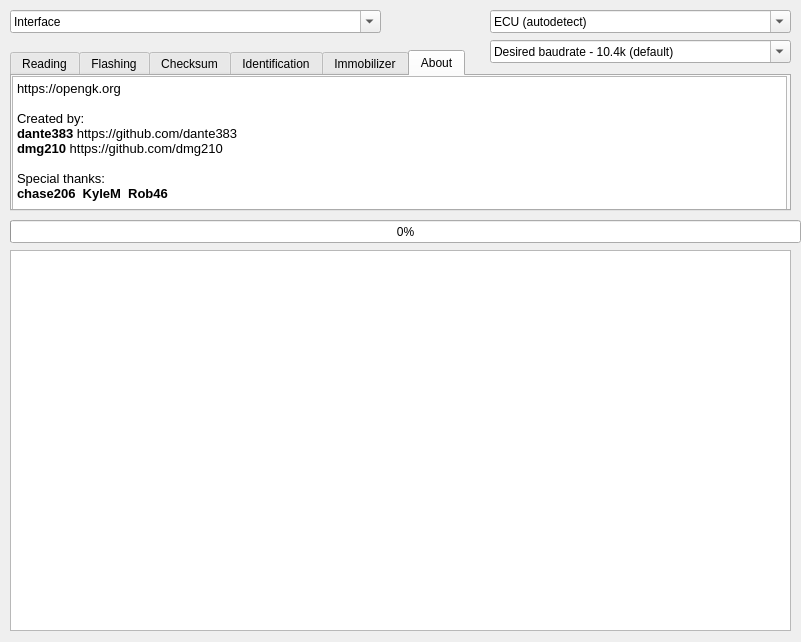
Dante383/GKFlasher, file flasher/gkflasher.ui: the form before one commit.
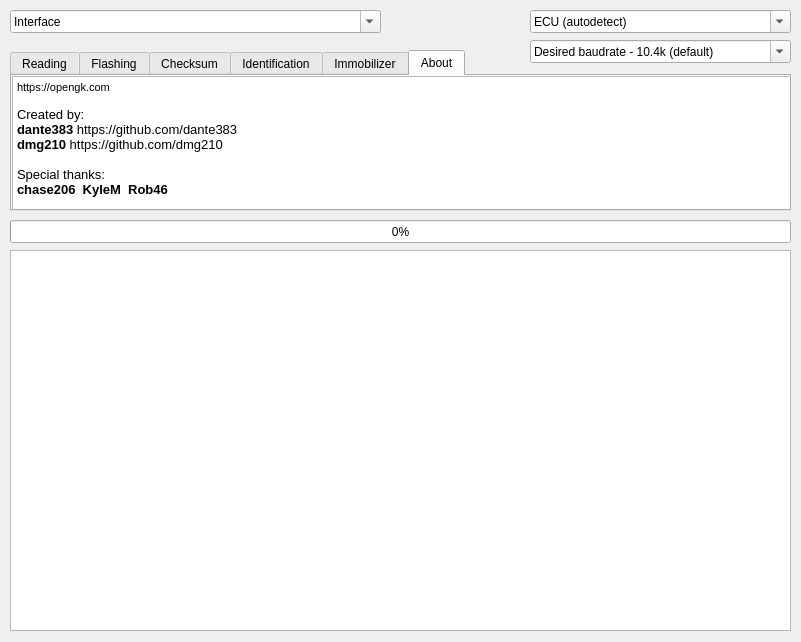
The form after the commit. The open tabs and pages were chosen to show the change. Icons and pictures are not drawn.

Commit message: add dark theme support

```diff
--- a/flasher/gkflasher.ui
+++ b/flasher/gkflasher.ui
@@ -374,17 +374,23 @@
       <rect>
        <x>0</x>
        <y>0</y>
-       <width>775</width>
+       <width>781</width>
        <height>138</height>
       </rect>
      </property>
+     <property name="verticalScrollBarPolicy">
+      <enum>Qt::ScrollBarAlwaysOff</enum>
+     </property>
+     <property name="horizontalScrollBarPolicy">
+      <enum>Qt::ScrollBarAlwaysOff</enum>
+     </property>
      <property name="html">
       <string>&lt;!DOCTYPE HTML PUBLIC &quot;-//W3C//DTD HTML 4.0//EN&quot; &quot;http://www.w3.org/TR/REC-html40/strict.dtd&quot;&gt;
 &lt;html&gt;&lt;head&gt;&lt;meta name=&quot;qrichtext&quot; content=&quot;1&quot; /&gt;&lt;style type=&quot;text/css&quot;&gt;
 p, li { white-space: pre-wrap; }
 &lt;/style&gt;&lt;/head&gt;&lt;body style=&quot; font-family:'MS Shell Dlg 2'; font-size:8.25pt; font-weight:400; font-style:normal;&quot;&gt;
-&lt;p style=&quot; margin-top:0px; margin-bottom:0px; margin-left:0px; margin-right:0px; -qt-block-indent:0; text-indent:0px;&quot;&gt;&lt;span style=&quot; font-family:'System Font'; font-size:10pt;&quot;&gt;https://opengk.org&lt;/span&gt;&lt;/p&gt;
-&lt;p style=&quot;-qt-paragraph-type:empty; margin-top:0px; margin-bottom:0px; margin-left:0px; margin-right:0px; -qt-block-indent:0; text-indent:0px; font-family:'System Font'; font-size:10pt;&quot;&gt;&lt;br /&gt;&lt;/p&gt;
+&lt;p style=&quot; margin-top:0px; margin-bottom:0px; margin-left:0px; margin-right:0px; -qt-block-indent:0; text-indent:0px;&quot;&gt;https://opengk.com&lt;/p&gt;
+&lt;p style=&quot;-qt-paragraph-type:empty; margin-top:0px; margin-bottom:0px; margin-left:0px; margin-right:0px; -qt-block-indent:0; text-indent:0px;&quot;&gt;&lt;br /&gt;&lt;/p&gt;
 &lt;p style=&quot; margin-top:0px; margin-bottom:0px; margin-left:0px; margin-right:0px; -qt-block-indent:0; text-indent:0px;&quot;&gt;&lt;span style=&quot; font-family:'System Font'; font-size:10pt;&quot;&gt;Created by:&lt;/span&gt;&lt;/p&gt;
 &lt;p style=&quot; margin-top:0px; margin-bottom:0px; margin-left:0px; margin-right:0px; -qt-block-indent:0; text-indent:0px;&quot;&gt;&lt;span style=&quot; font-family:'System Font'; font-size:10pt; font-weight:696;&quot;&gt;dante383&lt;/span&gt;&lt;span style=&quot; font-family:'System Font'; font-size:10pt;&quot;&gt; https://github.com/dante383&lt;/span&gt;&lt;/p&gt;
 &lt;p style=&quot; margin-top:0px; margin-bottom:0px; margin-left:0px; margin-right:0px; -qt-block-indent:0; text-indent:0px;&quot;&gt;&lt;span style=&quot; font-family:'System Font'; font-size:10pt; font-weight:696;&quot;&gt;dmg210&lt;/span&gt;&lt;span style=&quot; font-family:'System Font'; font-size:10pt;&quot;&gt; https://github.com/dmg210&lt;/span&gt;&lt;/p&gt;
@@ -416,7 +422,7 @@
     <rect>
      <x>10</x>
      <y>220</y>
-     <width>791</width>
+     <width>781</width>
      <height>23</height>
     </rect>
    </property>
@@ -437,9 +443,9 @@
   <widget class="QComboBox" name="ecusBox">
    <property name="geometry">
     <rect>
-     <x>490</x>
+     <x>530</x>
      <y>10</y>
-     <width>301</width>
+     <width>261</width>
      <height>23</height>
     </rect>
    </property>
@@ -453,9 +459,9 @@
   <widget class="QComboBox" name="baudratesBox">
    <property name="geometry">
     <rect>
-     <x>490</x>
+     <x>530</x>
      <y>40</y>
-     <width>301</width>
+     <width>261</width>
      <height>23</height>
     </rect>
    </property>
```
